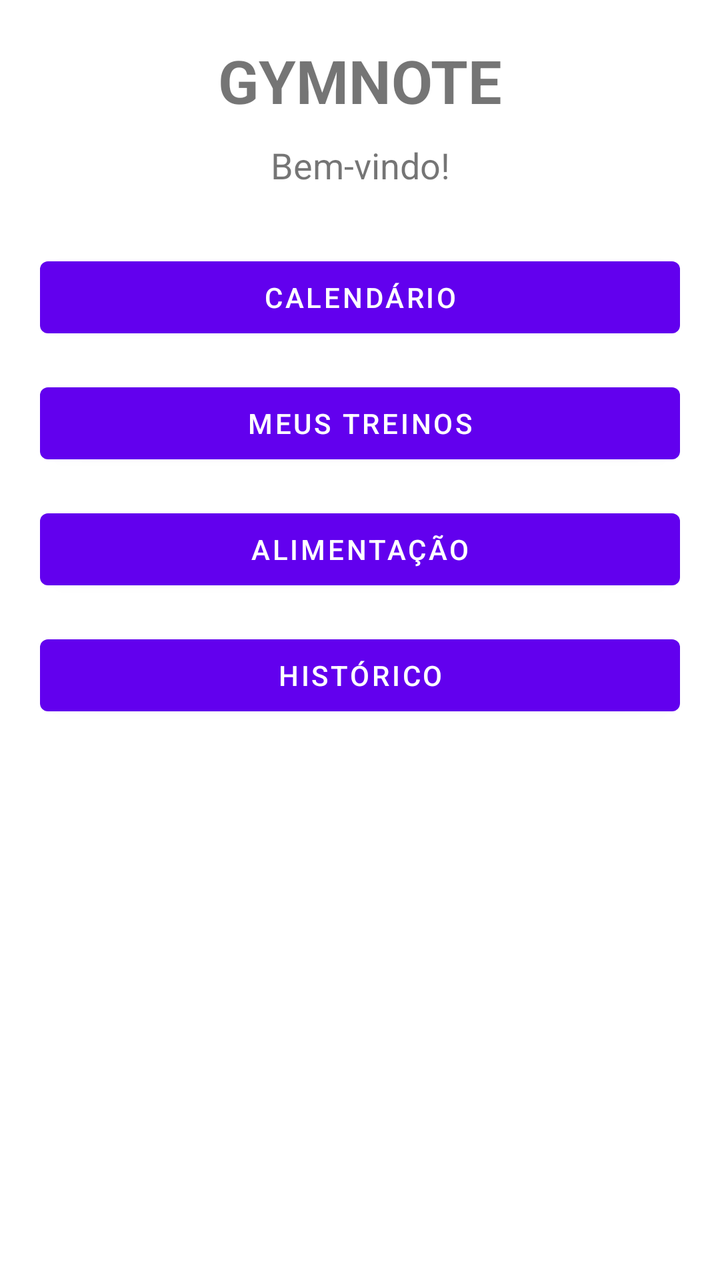
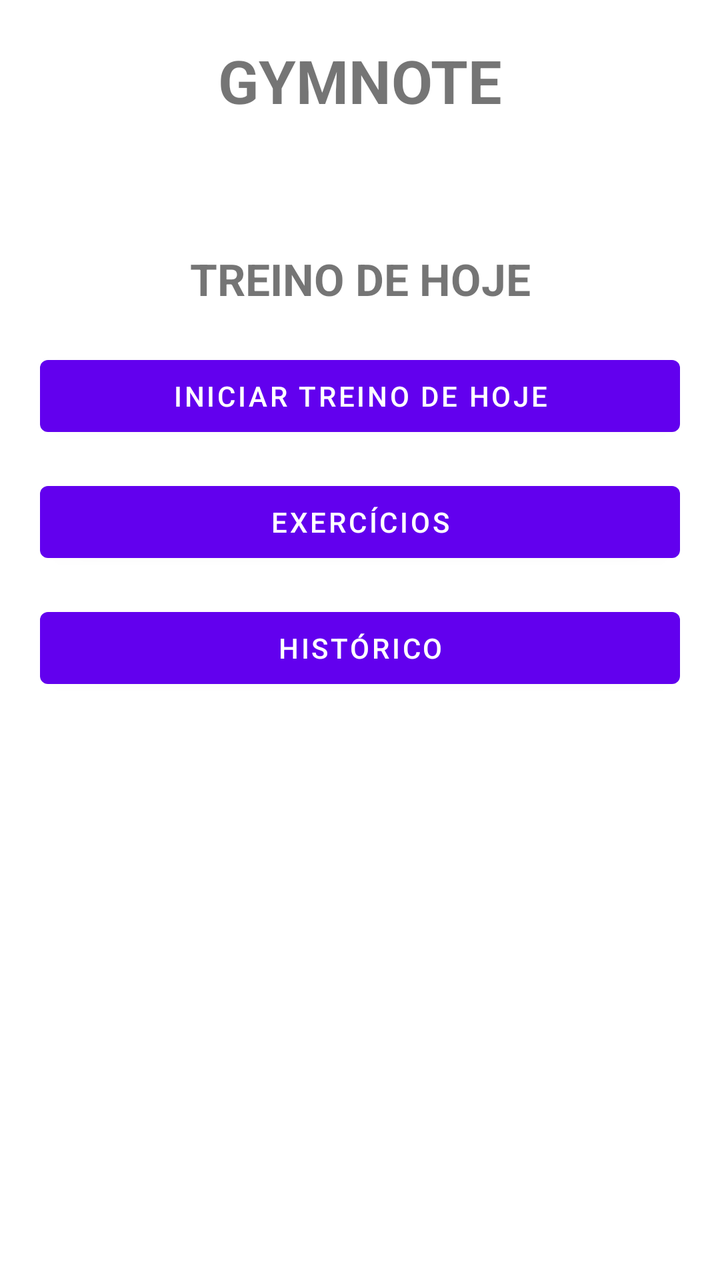

Screens rendered from an Android XML layout before and after an edit, with the pre-edit source and the edit as a unified diff.
<!-- AndroidManifest.xml: application theme Theme.GymNote -->
<!-- res/layout/fragment_menu.xml -->
<?xml version="1.0" encoding="utf-8"?>
<ScrollView xmlns:android="http://schemas.android.com/apk/res/android"
    xmlns:tools="http://schemas.android.com/tools"
    android:layout_width="match_parent"
    android:layout_height="match_parent"
    tools:context=".ui.menu.MenuFragment">

    <LinearLayout
        android:layout_width="match_parent"
        android:layout_height="wrap_content"
        android:orientation="vertical"
        android:padding="20dp">

        <TextView
            android:layout_width="match_parent"
            android:layout_height="wrap_content"
            android:gravity="center"
            android:text="GYMNOTE"
            android:textSize="30sp"
            android:textStyle="bold" />

        <TextView
            android:id="@+id/txtBemVindo"
            android:layout_width="match_parent"
            android:layout_height="wrap_content"
            android:layout_marginTop="10dp"
            android:gravity="center"
            android:text="Bem-vindo!"
            android:textSize="18sp" />

        <Button
            android:id="@+id/btCalendario"
            android:layout_width="match_parent"
            android:layout_height="wrap_content"
            android:layout_marginTop="30dp"
            android:text="CALENDÁRIO" />

        <Button
            android:id="@+id/btTreinos"
            android:layout_width="match_parent"
            android:layout_height="wrap_content"
            android:layout_marginTop="15dp"
            android:text="MEUS TREINOS" />

        <Button
            android:id="@+id/btAlimentacao"
            android:layout_width="match_parent"
            android:layout_height="wrap_content"
            android:layout_marginTop="15dp"
            android:text="ALIMENTAÇÃO" />

        <Button
            android:id="@+id/btHistorico"
            android:layout_width="match_parent"
            android:layout_height="wrap_content"
            android:layout_marginTop="15dp"
            android:text="HISTÓRICO" />

    </LinearLayout>

</ScrollView>
<!-- resources referenced by this layout -->
<resources>
  <style name="Theme.GymNote" parent="Theme.MaterialComponents.DayNight.DarkActionBar">
          
          <item name="colorPrimary">@color/purple_500</item>
          <item name="colorPrimaryVariant">@color/purple_700</item>
          <item name="colorOnPrimary">@color/white</item>
          
          <item name="colorSecondary">@color/teal_200</item>
          <item name="colorSecondaryVariant">@color/teal_700</item>
          <item name="colorOnSecondary">@color/black</item>
          
          <item name="android:statusBarColor">?attr/colorPrimaryVariant</item>
          
      </style>
  <color name="purple_500">#FF6200EE</color>
  <color name="purple_700">#FF3700B3</color>
  <color name="white">#FFFFFFFF</color>
  <color name="teal_200">#FF03DAC5</color>
  <color name="teal_700">#FF018786</color>
  <color name="black">#FF000000</color>
</resources>

<!-- the commit's change to res/layout/fragment_menu.xml (unified diff, before → after) -->
@@ -1,61 +1,57 @@
 <?xml version="1.0" encoding="utf-8"?>
-<ScrollView xmlns:android="http://schemas.android.com/apk/res/android"
+<LinearLayout xmlns:android="http://schemas.android.com/apk/res/android"
     xmlns:tools="http://schemas.android.com/tools"
     android:layout_width="match_parent"
     android:layout_height="match_parent"
+    android:orientation="vertical"
+    android:padding="20dp"
     tools:context=".ui.menu.MenuFragment">
 
-    <LinearLayout
+    <TextView
         android:layout_width="match_parent"
         android:layout_height="wrap_content"
-        android:orientation="vertical"
-        android:padding="20dp">
+        android:gravity="center"
+        android:text="GYMNOTE"
+        android:textSize="30sp"
+        android:textStyle="bold" />
 
-        <TextView
-            android:layout_width="match_parent"
-            android:layout_height="wrap_content"
-            android:gravity="center"
-            android:text="GYMNOTE"
-            android:textSize="30sp"
-            android:textStyle="bold" />
+    <TextView
+        android:id="@+id/txtHoje"
+        android:layout_width="match_parent"
+        android:layout_height="wrap_content"
+        android:layout_marginTop="10dp"
+        android:gravity="center"
+        android:textSize="18sp" />
 
-        <TextView
-            android:id="@+id/txtBemVindo"
-            android:layout_width="match_parent"
-            android:layout_height="wrap_content"
-            android:layout_marginTop="10dp"
-            android:gravity="center"
-            android:text="Bem-vindo!"
-            android:textSize="18sp" />
+    <TextView
+        android:id="@+id/txtTreinoHoje"
+        android:layout_width="match_parent"
+        android:layout_height="wrap_content"
+        android:layout_marginTop="30dp"
+        android:gravity="center"
+        android:text="TREINO DE HOJE"
+        android:textSize="22sp"
+        android:textStyle="bold" />
 
-        <Button
-            android:id="@+id/btCalendario"
-            android:layout_width="match_parent"
-            android:layout_height="wrap_content"
-            android:layout_marginTop="30dp"
-            android:text="CALENDÁRIO" />
+    <Button
+        android:id="@+id/btVerTreinoHoje"
+        android:layout_width="match_parent"
+        android:layout_height="wrap_content"
+        android:layout_marginTop="20dp"
+        android:text="INICIAR TREINO DE HOJE" />
 
-        <Button
-            android:id="@+id/btTreinos"
-            android:layout_width="match_parent"
-            android:layout_height="wrap_content"
-            android:layout_marginTop="15dp"
-            android:text="MEUS TREINOS" />
+    <Button
+        android:id="@+id/btExercicios"
+        android:layout_width="match_parent"
+        android:layout_height="wrap_content"
+        android:layout_marginTop="15dp"
+        android:text="EXERCÍCIOS" />
 
-        <Button
-            android:id="@+id/btAlimentacao"
-            android:layout_width="match_parent"
-            android:layout_height="wrap_content"
-            android:layout_marginTop="15dp"
-            android:text="ALIMENTAÇÃO" />
+    <Button
+        android:id="@+id/btHistorico"
+        android:layout_width="match_parent"
+        android:layout_height="wrap_content"
+        android:layout_marginTop="15dp"
+        android:text="HISTÓRICO" />
 
-        <Button
-            android:id="@+id/btHistorico"
-            android:layout_width="match_parent"
-            android:layout_height="wrap_content"
-            android:layout_marginTop="15dp"
-            android:text="HISTÓRICO" />
-
-    </LinearLayout>
-
-</ScrollView>
+</LinearLayout>
